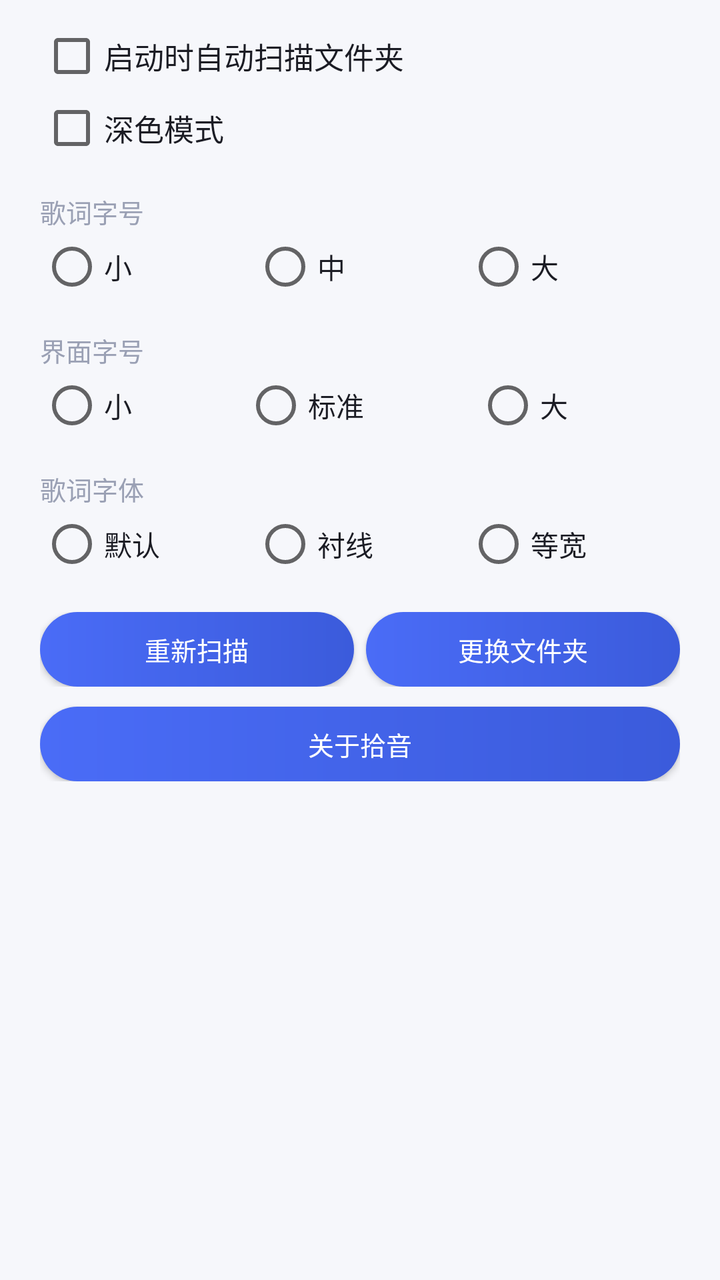
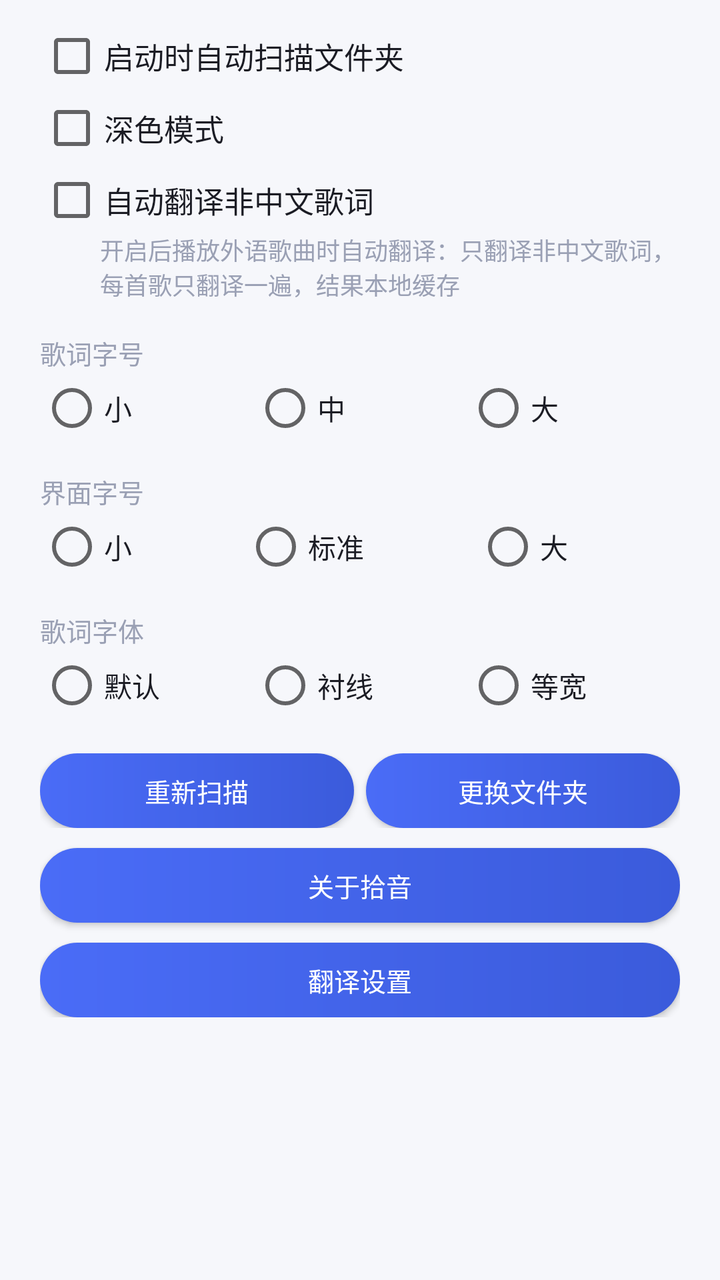

The first picture is an Android layout as it rendered before a commit; the second is the same layout after the commit. The layout source and the unified diff follow.
<!-- AndroidManifest.xml: application theme Theme.SubtitlePlayer -->
<!-- res/layout/settings_dialog.xml -->
<?xml version="1.0" encoding="utf-8"?>
<ScrollView xmlns:android="http://schemas.android.com/apk/res/android"
    android:layout_width="match_parent"
    android:layout_height="wrap_content">

    <LinearLayout
        android:layout_width="match_parent"
        android:layout_height="wrap_content"
        android:orientation="vertical"
        android:paddingStart="20dp"
        android:paddingEnd="20dp"
        android:paddingTop="12dp"
        android:paddingBottom="4dp">

        <CheckBox
            android:id="@+id/chkAutoScan"
            android:layout_width="match_parent"
            android:layout_height="wrap_content"
            android:text="@string/auto_scan"
            android:textColor="@color/text_primary"
            android:textSize="15sp" />

        <CheckBox
            android:id="@+id/chkDark"
            android:layout_width="match_parent"
            android:layout_height="wrap_content"
            android:layout_marginTop="4dp"
            android:text="@string/dark_mode"
            android:textColor="@color/text_primary"
            android:textSize="15sp" />

        <TextView
            android:layout_width="match_parent"
            android:layout_height="wrap_content"
            android:layout_marginTop="16dp"
            android:text="@string/lyric_size_label"
            android:textColor="@color/text_hint"
            android:textSize="13sp" />

        <RadioGroup
            android:id="@+id/rgLyricSize"
            android:layout_width="match_parent"
            android:layout_height="wrap_content"
            android:layout_marginTop="2dp"
            android:orientation="horizontal">

            <RadioButton
                android:id="@+id/rbLyricSmall"
                android:layout_width="wrap_content"
                android:layout_height="wrap_content"
                android:layout_weight="1"
                android:tag="15"
                android:text="@string/size_small"
                android:textColor="@color/text_primary" />

            <RadioButton
                android:id="@+id/rbLyricMid"
                android:layout_width="wrap_content"
                android:layout_height="wrap_content"
                android:layout_weight="1"
                android:tag="18"
                android:text="@string/size_medium"
                android:textColor="@color/text_primary" />

            <RadioButton
                android:id="@+id/rbLyricLarge"
                android:layout_width="wrap_content"
                android:layout_height="wrap_content"
                android:layout_weight="1"
                android:tag="22"
                android:text="@string/size_large"
                android:textColor="@color/text_primary" />
        </RadioGroup>

        <TextView
            android:layout_width="match_parent"
            android:layout_height="wrap_content"
            android:layout_marginTop="16dp"
            android:text="@string/ui_size_label"
            android:textColor="@color/text_hint"
            android:textSize="13sp" />

        <RadioGroup
            android:id="@+id/rgUiSize"
            android:layout_width="match_parent"
            android:layout_height="wrap_content"
            android:layout_marginTop="2dp"
            android:orientation="horizontal">

            <RadioButton
                android:id="@+id/rbUiSmall"
                android:layout_width="wrap_content"
                android:layout_height="wrap_content"
                android:layout_weight="1"
                android:tag="13"
                android:text="@string/size_small"
                android:textColor="@color/text_primary" />

            <RadioButton
                android:id="@+id/rbUiStd"
                android:layout_width="wrap_content"
                android:layout_height="wrap_content"
                android:layout_weight="1"
                android:tag="15"
                android:text="@string/size_standard"
                android:textColor="@color/text_primary" />

            <RadioButton
                android:id="@+id/rbUiLarge"
                android:layout_width="wrap_content"
                android:layout_height="wrap_content"
                android:layout_weight="1"
                android:tag="17"
                android:text="@string/size_large"
                android:textColor="@color/text_primary" />
        </RadioGroup>

        <TextView
            android:layout_width="match_parent"
            android:layout_height="wrap_content"
            android:layout_marginTop="16dp"
            android:text="@string/lyric_font_label"
            android:textColor="@color/text_hint"
            android:textSize="13sp" />

        <RadioGroup
            android:id="@+id/rgFont"
            android:layout_width="match_parent"
            android:layout_height="wrap_content"
            android:layout_marginTop="2dp"
            android:orientation="horizontal">

            <RadioButton
                android:id="@+id/rbFontDefault"
                android:layout_width="wrap_content"
                android:layout_height="wrap_content"
                android:layout_weight="1"
                android:tag="0"
                android:text="@string/font_default"
                android:textColor="@color/text_primary" />

            <RadioButton
                android:id="@+id/rbFontSerif"
                android:layout_width="wrap_content"
                android:layout_height="wrap_content"
                android:layout_weight="1"
                android:tag="1"
                android:text="@string/font_serif"
                android:textColor="@color/text_primary" />

            <RadioButton
                android:id="@+id/rbFontMono"
                android:layout_width="wrap_content"
                android:layout_height="wrap_content"
                android:layout_weight="1"
                android:tag="2"
                android:text="@string/font_mono"
                android:textColor="@color/text_primary" />
        </RadioGroup>

        <LinearLayout
            android:layout_width="match_parent"
            android:layout_height="wrap_content"
            android:layout_marginTop="18dp"
            android:orientation="horizontal">

            <Button
                android:id="@+id/btnRescanNow"
                style="@style/BtnStyle"
                android:layout_width="0dp"
                android:layout_height="wrap_content"
                android:layout_marginEnd="6dp"
                android:layout_weight="1"
                android:text="@string/rescan" />

            <Button
                android:id="@+id/btnChangeFolder"
                style="@style/BtnStyle"
                android:layout_width="0dp"
                android:layout_height="wrap_content"
                android:layout_weight="1"
                android:text="@string/change_folder" />
        </LinearLayout>

        <Button
            android:id="@+id/btnAbout"
            style="@style/BtnStyle"
            android:layout_width="match_parent"
            android:layout_height="wrap_content"
            android:layout_marginTop="10dp"
            android:text="@string/about" />

    </LinearLayout>
</ScrollView>
<!-- resources referenced by this layout -->
<resources>
  <color name="text_hint">#9AA0B4</color>
  <color name="text_primary">#1B1C24</color>
  <string name="about">关于拾音</string>
  <string name="auto_scan">启动时自动扫描文件夹</string>
  <string name="change_folder">更换文件夹</string>
  <string name="dark_mode">深色模式</string>
  <string name="font_default">默认</string>
  <string name="font_mono">等宽</string>
  <string name="font_serif">衬线</string>
  <string name="lyric_font_label">歌词字体</string>
  <string name="lyric_size_label">歌词字号</string>
  <string name="rescan">重新扫描</string>
  <string name="size_large">大</string>
  <string name="size_medium">中</string>
  <string name="size_small">小</string>
  <string name="size_standard">标准</string>
  <string name="ui_size_label">界面字号</string>
  <style name="BtnStyle" parent="Widget.AppCompat.Button">
          <item name="android:background">@drawable/bg_button</item>
          <item name="android:textColor">@color/white</item>
          <item name="android:textAllCaps">false</item>
          <item name="android:textSize">13sp</item>
          <item name="android:minHeight">0dp</item>
          <item name="android:minWidth">0dp</item>
          <item name="android:insetTop">0dp</item>
          <item name="android:insetBottom">0dp</item>
          <item name="android:paddingTop">9dp</item>
          <item name="android:paddingBottom">9dp</item>
          <item name="android:paddingStart">10dp</item>
          <item name="android:paddingEnd">10dp</item>
      </style>
  <style name="Theme.SubtitlePlayer" parent="Theme.AppCompat.DayNight.NoActionBar">
          <item name="android:windowBackground">@color/bg</item>
          <item name="android:statusBarColor">@color/bg</item>
          <item name="android:navigationBarColor">@color/bg</item>
      </style>
  <!-- drawable bg_button (drawable) -->
  <?xml version="1.0" encoding="utf-8"?>
  <shape xmlns:android="http://schemas.android.com/apk/res/android"
      android:shape="rectangle">
      <corners android:radius="22dp" />
      <gradient
          android:angle="0"
          android:endColor="@color/accent_dark"
          android:startColor="@color/accent" />
  </shape>
  <color name="white">#FFFFFF</color>
  <color name="bg">#F6F7FB</color>
  <color name="accent_dark">#3B5BDB</color>
  <color name="accent">#4A6CF7</color>
</resources>

<!-- the commit's change to res/layout/settings_dialog.xml (unified diff, before → after) -->
@@ -29,6 +29,23 @@
             android:textColor="@color/text_primary"
             android:textSize="15sp" />
 
+        <CheckBox
+            android:id="@+id/chkAutoTrans"
+            android:layout_width="match_parent"
+            android:layout_height="wrap_content"
+            android:layout_marginTop="4dp"
+            android:text="@string/auto_trans"
+            android:textColor="@color/text_primary"
+            android:textSize="15sp" />
+
+        <TextView
+            android:layout_width="match_parent"
+            android:layout_height="wrap_content"
+            android:layout_marginStart="30dp"
+            android:text="@string/auto_trans_hint"
+            android:textColor="@color/text_hint"
+            android:textSize="12sp" />
+
         <TextView
             android:layout_width="match_parent"
             android:layout_height="wrap_content"
@@ -190,5 +207,13 @@
             android:layout_marginTop="10dp"
             android:text="@string/about" />
 
+        <Button
+            android:id="@+id/btnTransSettings"
+            style="@style/BtnStyle"
+            android:layout_width="match_parent"
+            android:layout_height="wrap_content"
+            android:layout_marginTop="10dp"
+            android:text="@string/trans_settings" />
+
     </LinearLayout>
 </ScrollView>
<!-- resource entries referenced after the edit -->
@@ -4,6 +4,8 @@
   <color name="text_primary">#1B1C24</color>
   <string name="about">关于拾音</string>
   <string name="auto_scan">启动时自动扫描文件夹</string>
+  <string name="auto_trans">自动翻译非中文歌词</string>
+  <string name="auto_trans_hint">开启后播放外语歌曲时自动翻译：只翻译非中文歌词，每首歌只翻译一遍，结果本地缓存</string>
   <string name="change_folder">更换文件夹</string>
   <string name="dark_mode">深色模式</string>
   <string name="font_default">默认</string>
@@ -16,6 +18,7 @@
   <string name="size_medium">中</string>
   <string name="size_small">小</string>
   <string name="size_standard">标准</string>
+  <string name="trans_settings">翻译设置</string>
   <string name="ui_size_label">界面字号</string>
   <style name="BtnStyle" parent="Widget.AppCompat.Button">
           <item name="android:background">@drawable/bg_button</item>
